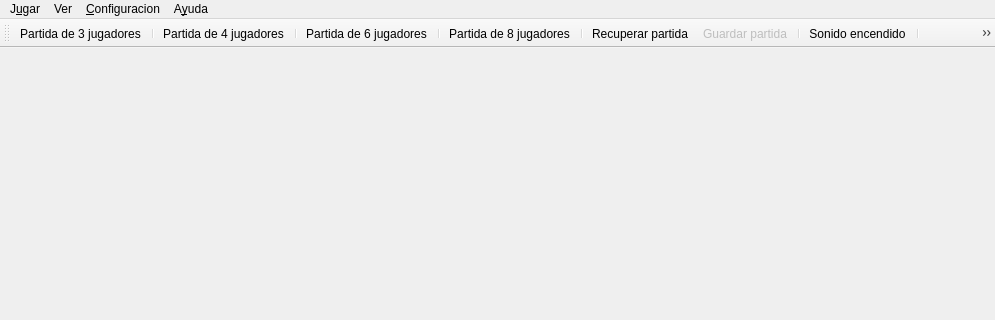
Before: the Qt Designer form ui/frmMain.ui in turulomio/glparchis, drawn with Qt 5; both pictures show x 0 to 995 and y 0 to 320 of the 995 by 568 pixel window.
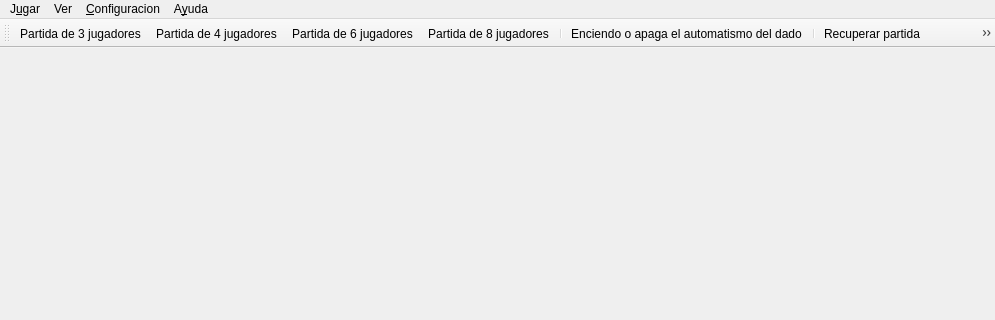
After: the same form once the commit is applied. Icons and pictures are not drawn.

Commit message: Added automatism to the dice

What changed in the file:
```diff
--- a/ui/frmMain.ui
+++ b/ui/frmMain.ui
@@ -110,18 +110,16 @@
     <bool>false</bool>
    </attribute>
    <addaction name="actionPartidaNueva3"/>
-   <addaction name="separator"/>
    <addaction name="actionPartidaNueva4"/>
-   <addaction name="separator"/>
    <addaction name="actionPartidaNueva6"/>
-   <addaction name="separator"/>
    <addaction name="actionPartidaNueva8"/>
    <addaction name="separator"/>
+   <addaction name="actionAutomaticDice"/>
+   <addaction name="separator"/>
    <addaction name="actionRecuperarPartida"/>
    <addaction name="actionGuardarPartida"/>
    <addaction name="separator"/>
    <addaction name="actionSound"/>
-   <addaction name="separator"/>
    <addaction name="actionAcercarTablero"/>
    <addaction name="actionAlejarTablero"/>
    <addaction name="actionFullScreen"/>
@@ -362,6 +360,21 @@
     <string>Report a bug</string>
    </property>
   </action>
+  <action name="actionAutomaticDice">
+   <property name="checkable">
+    <bool>true</bool>
+   </property>
+   <property name="icon">
+    <iconset resource="../images/glparchis.qrc">
+     <normaloff>:/glparchis/play.png</normaloff>:/glparchis/play.png</iconset>
+   </property>
+   <property name="text">
+    <string>Enciendo o apaga el automatismo del dado</string>
+   </property>
+   <property name="toolTip">
+    <string>Enciendo o apaga el automatismo del dado</string>
+   </property>
+  </action>
  </widget>
  <resources>
   <include location="../images/glparchis.qrc"/>
```
Left out of the diff: 2 changed lines with no effect on the pictures. The commit also changes 9 other files.
